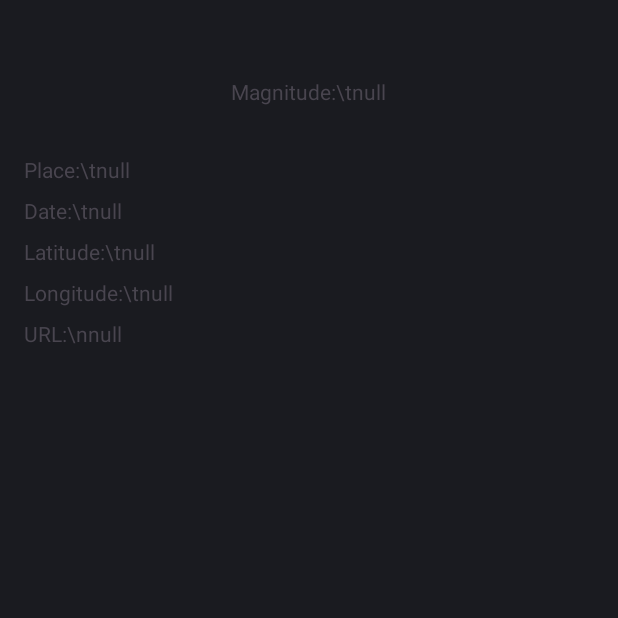
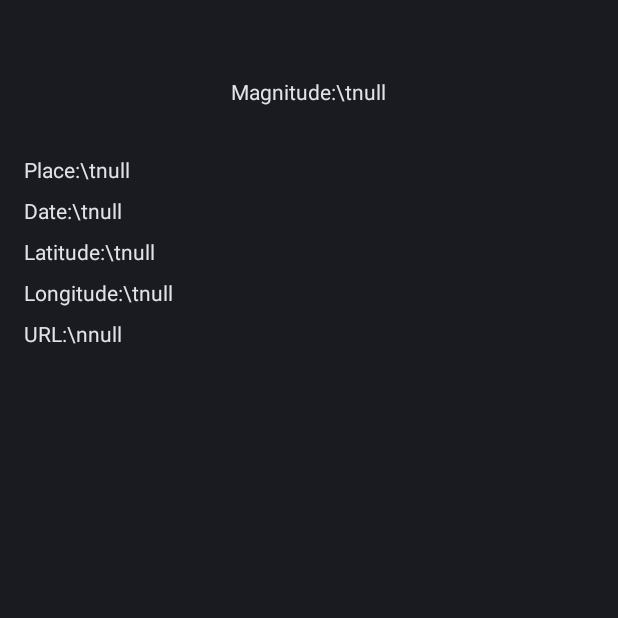
Before and after one commit to Manuesh/Earthquakes, an Android app: the DetailActivity screen opened directly, with no data from a screen before it, on a phone screen of 412 x 824 dp, the top half of it. Run offline under Robolectric (Android 15) with nearby library versions, the phone set to English and light mode, and no system bars; our stand-ins replace data binding.

Commit message:
Adapted the entire app GUI to material design 3

```diff
--- a/app/src/main/res/layout/activity_detail.xml
+++ b/app/src/main/res/layout/activity_detail.xml
@@ -24,6 +24,7 @@
             android:textSize="20sp"
             android:textStyle="bold"
             android:text="@{earthquake.title}"
+            android:textColor="@color/material_dynamic_neutral90"
             app:layout_constraintEnd_toEndOf="parent"
             app:layout_constraintStart_toStartOf="parent"
             app:layout_constraintTop_toTopOf="parent"
@@ -35,6 +36,7 @@
             android:layout_height="wrap_content"
             android:layout_marginTop="8dp"
             android:text="@{`Magnitude:\t` +earthquake.magnitude.toString()}"
+            android:textColor="@color/material_dynamic_neutral90"
             app:layout_constraintEnd_toEndOf="parent"
             app:layout_constraintHorizontal_bias="0.498"
             app:layout_constraintStart_toStartOf="parent"
@@ -50,6 +52,7 @@
             android:layout_marginEnd="337dp"
             android:textAlignment="textStart"
             android:text="@{`Place:\t` +earthquake.place}"
+            android:textColor="@color/material_dynamic_neutral90"
             app:layout_constraintEnd_toEndOf="parent"
             app:layout_constraintHorizontal_bias="0.0"
             app:layout_constraintStart_toStartOf="parent"
@@ -64,6 +67,7 @@
             android:layout_marginTop="8dp"
             android:layout_marginEnd="337dp"
             android:text="@{`Date:\t` +earthquake.time.toString()}"
+            android:textColor="@color/material_dynamic_neutral90"
             app:layout_constraintEnd_toEndOf="parent"
             app:layout_constraintHorizontal_bias="0.0"
             app:layout_constraintStart_toStartOf="parent"
@@ -78,6 +82,7 @@
             android:layout_marginTop="8dp"
             android:layout_marginEnd="337dp"
             android:text="@{`Latitude:\t` +earthquake.latitude.toString()}"
+            android:textColor="@color/material_dynamic_neutral90"
             app:layout_constraintEnd_toEndOf="parent"
             app:layout_constraintHorizontal_bias="0.0"
             app:layout_constraintStart_toStartOf="parent"
@@ -92,6 +97,7 @@
             android:layout_marginTop="8dp"
             android:layout_marginEnd="337dp"
             android:text="@{`Longitude:\t` +earthquake.longitude.toString()}"
+            android:textColor="@color/material_dynamic_neutral90"
             app:layout_constraintEnd_toEndOf="parent"
             app:layout_constraintHorizontal_bias="0.0"
             app:layout_constraintStart_toStartOf="parent"
@@ -106,6 +112,7 @@
             android:layout_marginTop="8dp"
             android:layout_marginEnd="337dp"
             android:text="@{`URL:\n` +earthquake.url}"
+            android:textColor="@color/material_dynamic_neutral90"
             android:textIsSelectable="true"
             app:layout_constraintEnd_toEndOf="parent"
             app:layout_constraintHorizontal_bias="0.0"
--- a/app/src/main/res/layout/activity_main.xml
+++ b/app/src/main/res/layout/activity_main.xml
@@ -13,8 +13,8 @@
         android:minHeight="?attr/actionBarSize"
         android:background="@color/material_dynamic_neutral10"
         app:shapeAppearance="@color/material_dynamic_neutral20"
-        app:itemIconTint="@color/white"
-        app:itemTextColor="@color/white"
+        app:itemIconTint="@color/material_dynamic_neutral90"
+        app:itemTextColor="@color/material_dynamic_neutral90"
         app:layout_constraintBottom_toBottomOf="parent"
         app:layout_constraintEnd_toEndOf="parent"
         app:layout_constraintStart_toStartOf="parent"
--- a/app/src/main/res/layout/adapter_earthquake.xml
+++ b/app/src/main/res/layout/adapter_earthquake.xml
@@ -16,6 +16,7 @@
             android:layout_width="match_parent"
             android:layout_height="match_parent"
             android:layout_margin="8dp"
+            app:cardBackgroundColor="@color/material_dynamic_neutral20"
             app:cardCornerRadius="15dp">
 
             <LinearLayout
@@ -32,6 +33,7 @@
                     android:text="@{earthquake.title.toString()}"
                     android:textSize="20sp"
                     android:textStyle="bold"
+                    android:textColor="@color/material_dynamic_neutral90"
                     tools:text="Earthquake title" />
 
                 <TextView
@@ -39,6 +41,7 @@
                     android:layout_width="match_parent"
                     android:layout_height="wrap_content"
                     android:text="@{`Magnitude:\t` +earthquake.magnitude.toString()}"
+                    android:textColor="@color/material_dynamic_neutral90"
                     tools:text="Earthquake magnitude" />
 
                 <TextView
@@ -46,6 +49,7 @@
                     android:layout_width="match_parent"
                     android:layout_height="wrap_content"
                     android:text="@{`Date:\t` +earthquake.time.toString()}"
+                    android:textColor="@color/material_dynamic_neutral90"
                     tools:text="Earthquake time" />
             </LinearLayout>
         </androidx.cardview.widget.CardView>
```
